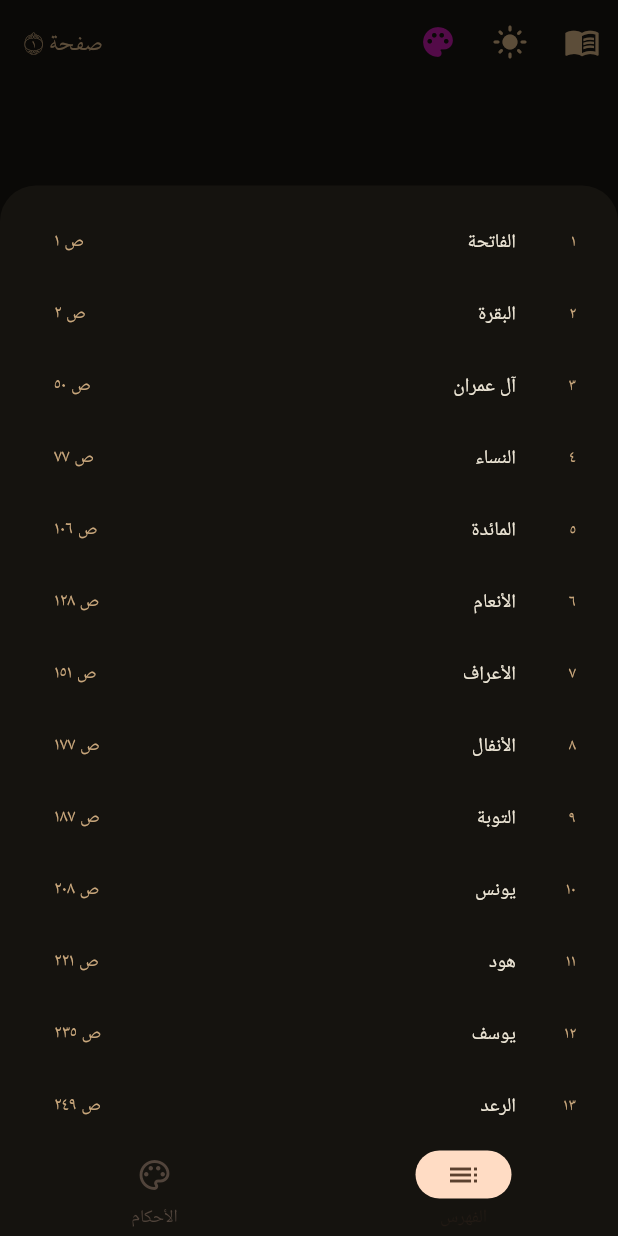
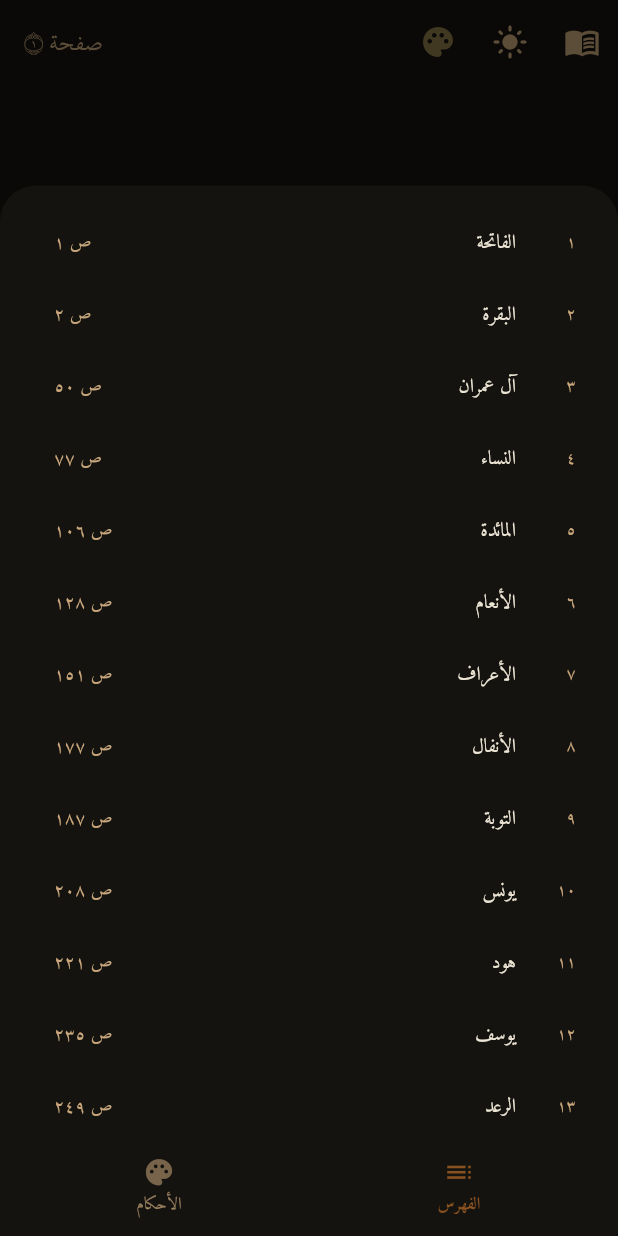
Before and after one commit to sherifshabans/mushaf-text, a Flutter app: the screen it shows after launch, after a tap on the "dark mode" icon, after a tap on the "menu book" icon, on a phone screen of 412 x 824 dp. Run offline on Flutter 3.47's test engine with Material 3 defaults, Android fonts, the phone set to English and light mode, and no system bars.

Commit message:
Make the example look like the Android reader, not merely behave like it
Feature parity was there — the focus navigator, the browse sheet, the rule
sheet — but side by side the two still read as different programs, because
what carries a screen's identity is its type and its chrome, not its feature
list.

  - Amiri (SIL OFL) for every label, as `AmiriFont` is on Android. Leaving
    Flutter's default meant every Arabic word in the interface was set in a
    face the Android app never uses, which is most of what the difference was.
    The mushaf text itself is untouched: it uses the KFGQPC font the package
    ships.
  - The index/rules switch is drawn, not a `NavigationBar`. Material's pill
    indicator, height and type are unmistakably not the Compose bar; this is
    the same two columns Compose draws — icon, 3dp gap, label.
  - «كل الأحكام» is back, grouped by family with each rule's amount, under the
    page's own rules. The rewrite had dropped it, leaving the reader able to
    look up only what this page happens to carry.
  - Colouring starts **off**, as on Android. Someone opening the mushaf to read
    should get the page they know and turn the colours on deliberately.
  - The rule sheet opens without a tapped word, for the colour key. It omits
    the example box rather than inventing a word, since the point of that box
    is that the reader found the letter themselves.

The palettes already agreed to the byte (paper FAF6EB, ink 1A1208, brown
6B4F3A, gold C4B275, banner F4EDE0), so nothing there needed touching.

Co-Authored-By: Claude Opus 5 <noreply@anthropic.com>

```diff
--- a/flutter/example/lib/main.dart
+++ b/flutter/example/lib/main.dart
@@ -20,6 +20,10 @@ class MushafApp extends StatelessWidget {
         theme: ThemeData(
           colorScheme: ColorScheme.fromSeed(seedColor: const Color(0xFF6B4F3A)),
           useMaterial3: true,
+          // The Android app sets Amiri on every label it draws; leaving the
+          // default here is what made the two look like different programs even
+          // where they did the same thing.
+          fontFamily: 'Amiri',
         ),
         home: const MushafReader(),
       );
@@ -35,7 +39,9 @@ class MushafReader extends StatefulWidget {
 class _MushafReaderState extends State<MushafReader> {
   final _controller = PageController();
   int _page = 1;
-  bool _tajweed = true;
+  // Off by default, as on Android: a reader who opens the mushaf to read
+  // should get the page they know, and turn the colours on deliberately.
+  bool _tajweed = false;
   bool _naturalMadd = false;
   bool _dark = false;
 
@@ -209,6 +215,17 @@ class _MushafReaderState extends State<MushafReader> {
         _focusIndex = 0;
       });
 
+  /// The rule on its own, with no word — opened from the colour key.
+  void _explain(TajweedRule rule) => showModalBottomSheet<void>(
+        context: context,
+        backgroundColor: _colors.paper,
+        isScrollControlled: true,
+        shape: const RoundedRectangleBorder(
+          borderRadius: BorderRadius.vertical(top: Radius.circular(24)),
+        ),
+        builder: (_) => _RuleSheet(colors: _colors, rule: rule),
+      );
+
   void _showRule(TajweedHit hit) => showModalBottomSheet<void>(
         context: context,
         backgroundColor: _colors.paper,
@@ -253,6 +270,10 @@ class _MushafReaderState extends State<MushafReader> {
           onRule: (rule) {
             Navigator.pop(context);
             _focusOn(rule);
+          },
+          onExplain: (rule) {
+            Navigator.pop(context);
+            _explain(rule);
           },
           onSurah: (surah) {
             Navigator.pop(context);
@@ -363,24 +384,29 @@ class _RuleSheet extends StatelessWidget {
   const _RuleSheet({
     required this.colors,
     required this.rule,
-    required this.word,
-    required this.start,
-    required this.end,
-    required this.onFollow,
+    this.word,
+    this.start = 0,
+    this.end = 0,
+    this.onFollow,
   });
 
   final MushafColors colors;
   final TajweedRule rule;
-  final String word;
+
+  /// The word the reader tapped, if they got here by tapping a letter. Null
+  /// when the sheet was opened from the colour key, which has no word to show.
+  final String? word;
   final int start;
   final int end;
-  final VoidCallback onFollow;
+  final VoidCallback? onFollow;
 
   @override
   Widget build(BuildContext context) {
     final color = colors.tajweedColor(rule);
-    final a = start.clamp(0, word.length);
-    final b = end.clamp(a, word.length);
+    final word = this.word;
+    final a = word == null ? 0 : start.clamp(0, word.length);
+    final b = word == null ? 0 : end.clamp(a, word.length);
+    final follow = onFollow;
     return Directionality(
       textDirection: TextDirection.rtl,
       child: DraggableScrollableSheet(
@@ -415,15 +441,19 @@ class _RuleSheet extends StatelessWidget {
                   ],
                 ),
               ),
-              TextButton.icon(
-                onPressed: onFollow,
-                icon: const Icon(Icons.travel_explore, size: 18),
-                label: const Text('تتبّعه'),
-              ),
+              if (follow != null)
+                TextButton.icon(
+                  onPressed: follow,
+                  icon: const Icon(Icons.travel_explore, size: 18),
+                  label: const Text('تتبّعه'),
+                ),
             ]),
             const SizedBox(height: 16),
             // The reader's own word, with the letter carrying the rule picked
-            // out — an example they found beats a canned one.
+            // out — an example they found beats a canned one. Opened from the
+            // colour key there is no such word, and a canned one would be worse
+            // than none, so the box is simply left out.
+            if (word != null)
             Container(
               width: double.infinity,
               padding: const EdgeInsets.symmetric(vertical: 18, horizontal: 12),
@@ -546,6 +576,7 @@ class _BrowseSheet extends StatefulWidget {
     required this.onTajweed,
     required this.onNaturalMadd,
     required this.onRule,
+    required this.onExplain,
     required this.onSurah,
   });
 
@@ -557,6 +588,7 @@ class _BrowseSheet extends StatefulWidget {
   final ValueChanged<bool> onTajweed;
   final ValueChanged<bool> onNaturalMadd;
   final ValueChanged<TajweedRule> onRule;
+  final ValueChanged<TajweedRule> onExplain;
   final ValueChanged<Surah> onSurah;
 
   @override
@@ -581,16 +613,10 @@ class _BrowseSheetState extends State<_BrowseSheet> {
               child:
                   _tab == 0 ? _index(scroll, colors) : _rules(scroll, colors),
             ),
-            NavigationBar(
-              backgroundColor: colors.paper,
-              selectedIndex: _tab,
-              height: 62,
-              onDestinationSelected: (i) => setState(() => _tab = i),
-              destinations: const [
-                NavigationDestination(icon: Icon(Icons.list), label: 'الفهرس'),
-                NavigationDestination(
-                    icon: Icon(Icons.palette_outlined), label: 'الأحكام'),
-              ],
+            _BrowseBar(
+              colors: colors,
+              selected: _tab,
+              onSelect: (i) => setState(() => _tab = i),
             ),
           ],
         ),
@@ -638,12 +664,17 @@ class _BrowseSheetState extends State<_BrowseSheet> {
         ),
         const Divider(),
         Padding(
-          padding: const EdgeInsets.only(top: 10, bottom: 4),
+          padding: const EdgeInsets.only(top: 10, bottom: 2),
           child: Text('أحكام صفحة ${toArabicNumerals(widget.page)}',
               style: TextStyle(
                   fontSize: 15,
                   fontWeight: FontWeight.bold,
                   color: colors.ink)),
+        ),
+        Padding(
+          padding: const EdgeInsets.only(bottom: 8),
+          child: Text('اضغط أي حكم يوقّفك على أول موضع له في الصفحة.',
+              style: TextStyle(fontSize: 12.5, color: colors.accent)),
         ),
         if (!widget.tajweed)
           Padding(
@@ -677,10 +708,49 @@ class _BrowseSheetState extends State<_BrowseSheet> {
                   style: TextStyle(fontSize: 12.5, color: colors.accent)),
               onTap: () => widget.onRule(e.key),
             ),
+        const SizedBox(height: 18),
+        Divider(color: colors.gold.withValues(alpha: 0.4)),
         const SizedBox(height: 14),
+        // The whole key, grouped by family — not only what this page happens to
+        // carry. A reader looking up a rule they met elsewhere should find it
+        // here without hunting for a page that has one.
+        Text('كل الأحكام',
+            style: TextStyle(
+                fontSize: 15, fontWeight: FontWeight.bold, color: colors.ink)),
+        Padding(
+          padding: const EdgeInsets.only(top: 2, bottom: 10),
+          child: Text('اضغط على أي حكم لشرحه ومرجعه، أو على أي حرف ملوّن في الصفحة.',
+              style: TextStyle(fontSize: 12.5, color: colors.accent)),
+        ),
+        for (final family in TajweedFamily.values) ...[
+          Padding(
+            padding: const EdgeInsets.only(top: 6, bottom: 2),
+            child: Text(family.label,
+                style: TextStyle(fontSize: 12, color: colors.accent)),
+          ),
+          for (final rule
+              in TajweedRule.values.where((r) => r.family == family))
+            ListTile(
+              contentPadding: EdgeInsets.zero,
+              dense: true,
+              leading: Container(
+                width: 12,
+                height: 12,
+                decoration: BoxDecoration(
+                  color: colors.tajweedColor(rule),
+                  borderRadius: BorderRadius.circular(3),
+                ),
+              ),
+              title: Text(rule.label, style: TextStyle(color: colors.ink)),
+              trailing: Text(rule.amount,
+                  style: TextStyle(fontSize: 12, color: colors.accent)),
+              onTap: () => widget.onExplain(rule),
+            ),
+          const SizedBox(height: 8),
+        ],
         Divider(color: colors.gold.withValues(alpha: 0.4)),
         Padding(
-          padding: const EdgeInsets.only(top: 12),
+          padding: const EdgeInsets.only(top: 12, bottom: 8),
           child: Text(
             'مواضع الأحكام مستخرجة من رسم المصحف نفسه، ومقابَلة على تحفة '
             'الأطفال والمقدمة الجزرية. المس أي حرف ملوّن لترى الحكم ومرجعه.',
@@ -688,6 +758,80 @@ class _BrowseSheetState extends State<_BrowseSheet> {
           ),
         ),
       ],
+    );
+  }
+}
+
+/// The switch between the index and the rules, drawn to match the Compose one.
+///
+/// Material's `NavigationBar` brings its own pill indicator, its own height and
+/// its own type — all of which read as a different app next to the Android
+/// screen. This is the same two columns Compose draws: icon, gap, label, and
+/// nothing else.
+class _BrowseBar extends StatelessWidget {
+  const _BrowseBar({
+    required this.colors,
+    required this.selected,
+    required this.onSelect,
+  });
+
+  final MushafColors colors;
+  final int selected;
+  final ValueChanged<int> onSelect;
+
+  static const _tabs = [
+    (icon: Icons.list, label: 'الفهرس'),
+    (icon: Icons.palette, label: 'الأحكام'),
+  ];
+
+  @override
+  Widget build(BuildContext context) {
+    final primary = Theme.of(context).colorScheme.primary;
+    return Container(
+      color: colors.paper,
+      padding: const EdgeInsets.symmetric(horizontal: 6, vertical: 6),
+      child: SafeArea(
+        top: false,
+        child: Row(
+          children: [
+            for (var i = 0; i < _tabs.length; i++)
+              Expanded(
+                child: InkWell(
+                  onTap: () => onSelect(i),
+                  borderRadius: BorderRadius.circular(12),
+                  child: Padding(
+                    padding: const EdgeInsets.symmetric(vertical: 7),
+                    child: Column(
+                      mainAxisSize: MainAxisSize.min,
+                      children: [
+                        Icon(
+                          _tabs[i].icon,
+                          size: 21,
+                          color: i == selected
+                              ? primary
+                              : colors.accent.withValues(alpha: 0.55),
+                        ),
+                        const SizedBox(height: 3),
+                        Text(
+                          _tabs[i].label,
+                          style: TextStyle(
+                            fontSize: 11.5,
+                            fontWeight: i == selected
+                                ? FontWeight.bold
+                                : FontWeight.normal,
+                            color: i == selected
+                                ? primary
+                                : colors.accent.withValues(alpha: 0.7),
+                          ),
+                        ),
+                      ],
+                    ),
+                  ),
+                ),
+              ),
+          ],
+        ),
+      ),
     );
   }
 }
```
Also changed, not shown: flutter/example/pubspec.yaml (+9 -0 lines), flutter/example/assets/fonts/amiri_bold.ttf (added), flutter/example/assets/fonts/amiri_regular.ttf (added), flutter/example/pubspec.lock, 1 other file.
